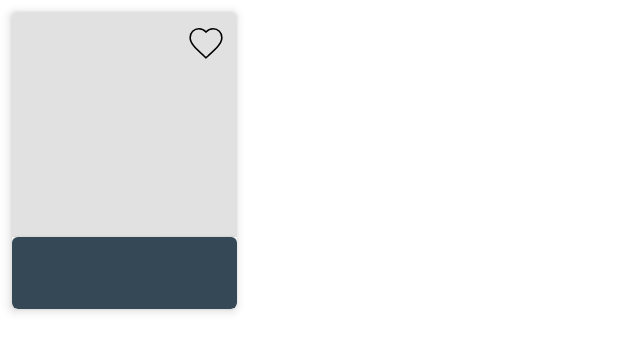
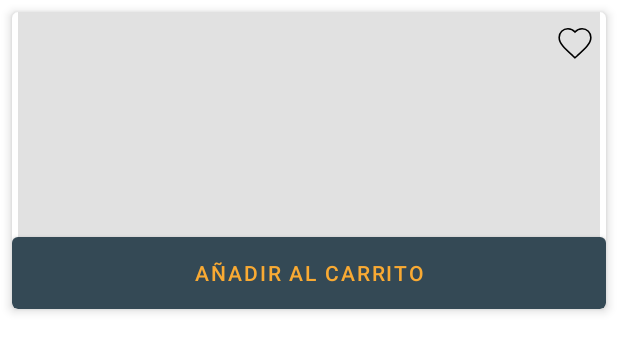
Before and after one commit to jmanday/Marvel, an Android app: the layout view_item_product.xml on its own in the app's theme, with its tools: preview values and no code run, on a phone screen of 412 x 824 dp. Shown: the top 352 px of the screen. Run offline under Robolectric (Android 15) with nearby library versions, the phone set to English and light mode, and no system bars.

Commit message:
[feature/product-list-adapter] view_item_product update.

```diff
--- a/app/src/main/res/layout/view_item_product.xml
+++ b/app/src/main/res/layout/view_item_product.xml
@@ -2,21 +2,21 @@
 <com.google.android.material.card.MaterialCardView
     xmlns:android="http://schemas.android.com/apk/res/android"
     xmlns:app="http://schemas.android.com/apk/res-auto"
-    xmlns:tools="http://schemas.android.com/tools"
-    android:layout_width="wrap_content"
+    android:layout_width="match_parent"
     android:layout_height="wrap_content"
     android:layout_margin="8dp"
     app:cardElevation="4dp">
 
     <androidx.constraintlayout.widget.ConstraintLayout
-        android:layout_width="wrap_content"
+        android:layout_width="match_parent"
         android:layout_height="wrap_content">
 
         <androidx.appcompat.widget.AppCompatImageView
             android:id="@+id/ivProduct"
-            android:layout_width="150dp"
+            android:layout_width="match_parent"
             android:layout_height="150dp"
             android:scaleType="centerCrop"
+            android:padding="4dp"
             app:layout_constraintTop_toTopOf="parent"
             app:layout_constraintStart_toStartOf="parent"
             android:src="@mipmap/placeholder_plain" />
@@ -42,7 +42,9 @@
             android:insetTop="0dp"
             android:insetBottom="0dp"
             android:insetLeft="0dp"
-            android:insetRight="0dp"/>
+            android:insetRight="0dp"
+            android:text="@string/text_add_to_basket"
+            android:textColor="@color/colorAccent"/>
 
 
     </androidx.constraintlayout.widget.ConstraintLayout>
```
